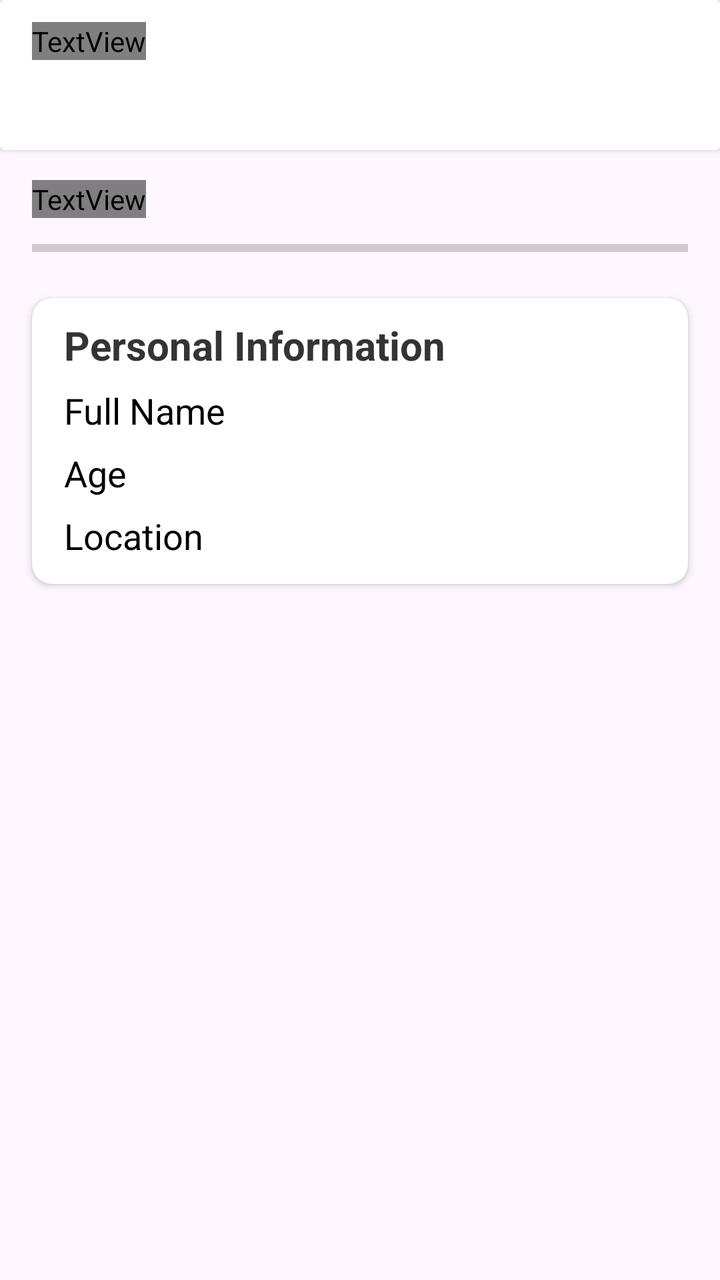
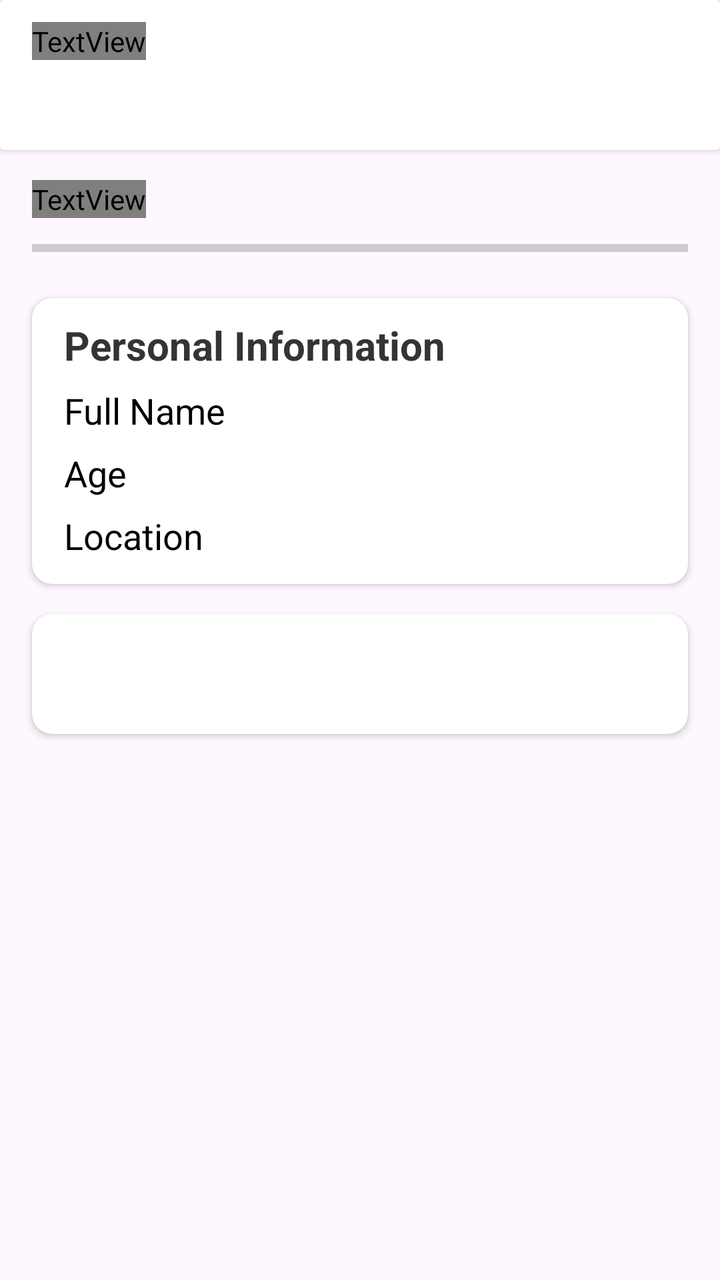

Screens rendered from an Android XML layout before and after an edit, with the pre-edit source and the edit as a unified diff.
<!-- AndroidManifest.xml: application theme Theme.FutureFit -->
<!-- res/layout/activity_profile_status.xml -->
<?xml version="1.0" encoding="utf-8"?>
<LinearLayout xmlns:android="http://schemas.android.com/apk/res/android"
    xmlns:app="http://schemas.android.com/apk/res-auto"
    xmlns:tools="http://schemas.android.com/tools"
    android:id="@+id/main"
    android:orientation="vertical"
    android:backgroundTint="@color/Royalwhite"
    android:layout_width="match_parent"
    android:layout_height="match_parent"
    tools:context=".ProfileStatus">

    <androidx.cardview.widget.CardView
        android:layout_width="match_parent"
        android:layout_height="75dp"
        android:elevation="15dp">
        <TextView
            android:layout_width="wrap_content"
            android:layout_height="wrap_content"
            android:text="Profile Status"
            android:textSize="28dp"
            android:textColor="@color/textcolor"
            android:textStyle="bold"
            android:fontFamily="@font/ar_one_sans"
            android:layout_marginTop="11dp"
            android:layout_marginStart="16dp"/>
    </androidx.cardview.widget.CardView>

    <TextView
        android:layout_width="wrap_content"
        android:layout_height="wrap_content"
        android:text="Profile Completion"
        android:textStyle="bold"
        android:layout_marginTop="15dp"
        android:textSize="31dp"
        android:textColor="@color/black"
        android:fontFamily="@font/ar_one_sans"
        android:layout_marginStart="16dp"/>

    <ProgressBar
        android:id="@+id/progressBar"
        style="?android:attr/progressBarStyleHorizontal"
        android:layout_width="match_parent"
        android:layout_height="20dp"
        android:layout_marginTop="5dp"
        android:layout_marginHorizontal="16dp"/>

    <androidx.cardview.widget.CardView
        android:layout_width="match_parent"
        android:layout_height="wrap_content"
        android:layout_marginHorizontal="16dp"
        app:cardCornerRadius="10dp"
        android:layout_marginTop="15dp">
        <LinearLayout
            android:layout_width="match_parent"
            android:layout_height="match_parent"
            android:orientation="vertical">
            <TextView
                android:layout_width="wrap_content"
                android:layout_height="wrap_content"
                android:text="Personal Information"
                android:textColor="@color/textcolor"
                android:textSize="20dp"
                android:textStyle="bold"
                android:layout_marginTop="10dp"
                android:layout_marginStart="16dp"/>
            <LinearLayout
                android:layout_width="match_parent"
                android:layout_height="wrap_content"
                android:orientation="horizontal"
                android:layout_marginTop="7dp">
                <TextView
                    android:layout_width="wrap_content"
                    android:layout_height="wrap_content"
                    android:text="Full Name"
                    android:textSize="18dp"
                    android:textColor="@color/black"
                    android:paddingStart="16dp"
                    android:layout_gravity="center_vertical"/>
                <ImageView
                    android:id="@+id/dcbName"
                    android:layout_width="24dp"
                    android:layout_height="24dp"
                    android:layout_marginLeft="245dp"
                    android:layout_gravity="center_vertical"
                    android:src="@drawable/baseline_check_box_24"/>
            </LinearLayout>
            <LinearLayout
                android:layout_width="match_parent"
                android:layout_height="wrap_content"
                android:orientation="horizontal"
                android:layout_marginTop="7dp">
                <TextView
                    android:layout_width="wrap_content"
                    android:layout_height="wrap_content"
                    android:text="Age"
                    android:textSize="18dp"
                    android:paddingStart="16dp"
                    android:textColor="@color/black"
                    android:layout_gravity="center_vertical"/>
                <ImageView
                    android:id="@+id/dcbAge"
                    android:layout_width="24dp"
                    android:layout_height="24dp"
                    android:layout_marginLeft="295dp"
                    android:layout_gravity="center_vertical"
                    android:src="@drawable/baseline_check_box_24"/>
            </LinearLayout>
            <LinearLayout
                android:layout_width="match_parent"
                android:layout_height="wrap_content"
                android:orientation="horizontal"
                android:layout_marginBottom="12dp"
                android:layout_marginTop="7dp">
                <TextView
                    android:layout_width="wrap_content"
                    android:layout_height="wrap_content"
                    android:text="Location"
                    android:textSize="18dp"
                    android:paddingStart="16dp"
                    android:textColor="@color/black"
                    android:layout_gravity="center_vertical"/>
                <ImageView
                    android:id="@+id/dcbLocation"
                    android:layout_width="24dp"
                    android:layout_height="24dp"
                    android:layout_marginLeft="257dp"
                    android:layout_gravity="center_vertical"
                    android:src="@drawable/baseline_check_box_24"/>
            </LinearLayout>
        </LinearLayout>
    </androidx.cardview.widget.CardView>



    <androidx.cardview.widget.CardView
        android:layout_width="match_parent"
        android:layout_height="wrap_content"
        android:layout_marginHorizontal="16dp"
        app:cardCornerRadius="10dp"
        android:layout_marginTop="15dp"/>










</LinearLayout>
<!-- resources referenced by this layout -->
<resources>
  <color name="Royalwhite">#f5f5f5</color>
  <color name="black">#FF000000</color>
  <color name="textcolor">#353333</color>
  <!-- drawable baseline_check_box_24 (drawable) -->
  <vector xmlns:android="http://schemas.android.com/apk/res/android" android:height="35dp" android:tint="#10B880" android:viewportHeight="24" android:viewportWidth="24" android:width="35dp">
        
      <path android:fillColor="@android:color/white" android:pathData="M19,3L5,3c-1.11,0 -2,0.9 -2,2v14c0,1.1 0.89,2 2,2h14c1.11,0 2,-0.9 2,-2L21,5c0,-1.1 -0.89,-2 -2,-2zM10,17l-5,-5 1.41,-1.41L10,14.17l7.59,-7.59L19,8l-9,9z"/>
      
  </vector>
  <style name="Theme.FutureFit" parent="Base.Theme.FutureFit" />
  <style name="Base.Theme.FutureFit" parent="Theme.Material3.DayNight.NoActionBar">
          
          
      </style>
</resources>

<!-- the commit's change to res/layout/activity_profile_status.xml (unified diff, before → after) -->
@@ -134,7 +134,7 @@
 
     <androidx.cardview.widget.CardView
         android:layout_width="match_parent"
-        android:layout_height="wrap_content"
+        android:layout_height="60dp"
         android:layout_marginHorizontal="16dp"
         app:cardCornerRadius="10dp"
         android:layout_marginTop="15dp"/>
